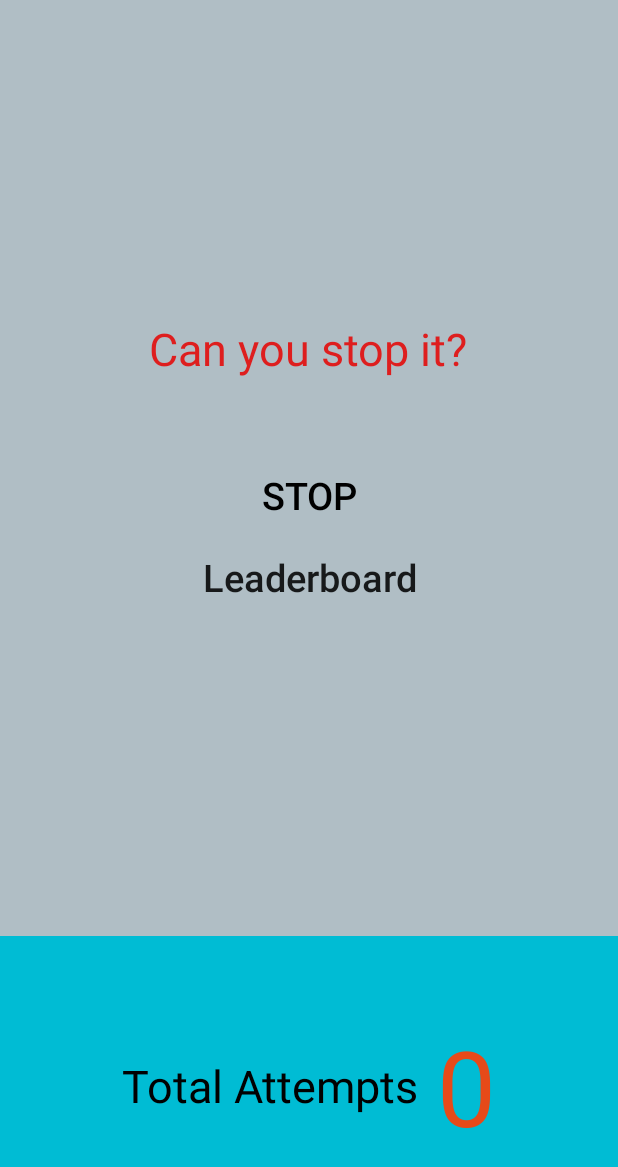
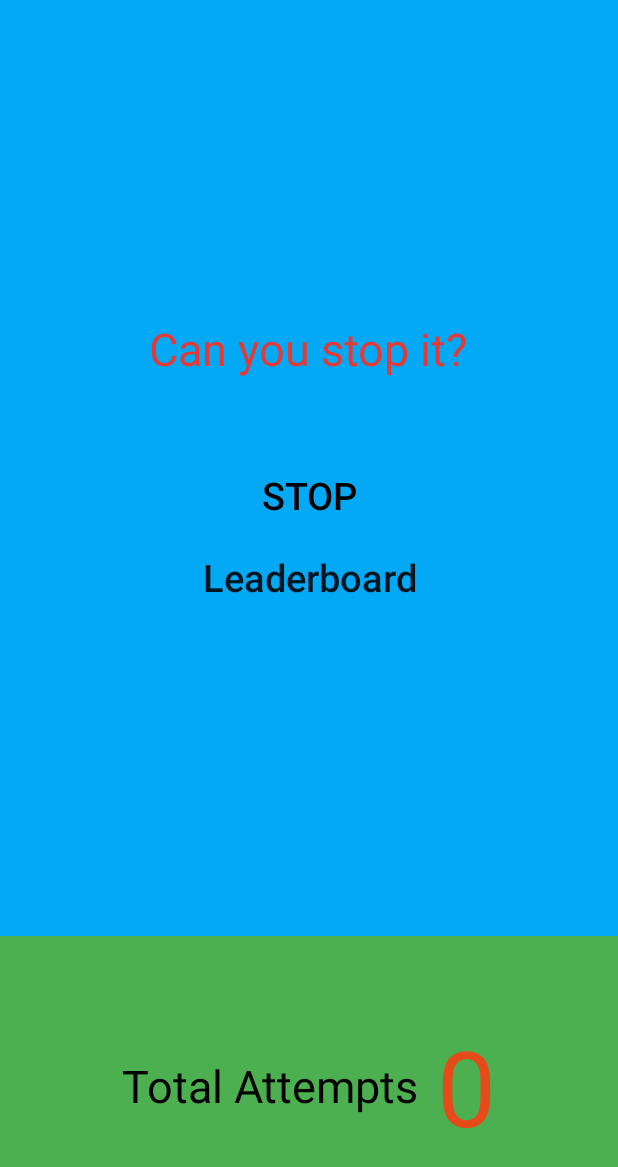
Before and after one commit to chuckglobal/Stop-Game, an Android app: the screen it shows after launch (StartMenu), on a phone screen of 412 x 824 dp. Shown: the top 1167 px of the screen. Run offline under Robolectric (Android 15) with nearby library versions, the phone set to English and light mode, and no system bars.

Commit message:
color change and rotation fix

```diff
--- a/app/build.gradle
+++ b/app/build.gradle
@@ -8,8 +8,8 @@ android {
         applicationId "com.awesome.scott.stop"
         minSdkVersion 15
         targetSdkVersion 22
-        versionCode 12
-        versionName "2.4"
+        versionCode 13
+        versionName "2.5"
     }
     buildTypes {
         release {
--- a/app/src/main/res/drawable/button_round_green.xml
+++ b/app/src/main/res/drawable/button_round_green.xml
@@ -3,5 +3,6 @@
     android:shape="rectangle" android:padding="10dp">
     <!-- you can use any color you want I used here gray color-->
     <solid android:color="#00B223"/>
+    <stroke android:width="1dp"/>
     <corners android:radius="50dp"/>
 </shape>
--- a/app/src/main/res/drawable/button_round_red.xml
+++ b/app/src/main/res/drawable/button_round_red.xml
@@ -3,6 +3,9 @@
 <shape xmlns:android="http://schemas.android.com/apk/res/android"
 android:shape="rectangle" android:padding="10dp">
 <!-- you can use any color you want I used here gray color-->
-<solid android:color="#F44336"/>
+<solid android:color="#E53935"/>
 <corners android:radius="10dp"/>
+<stroke android:width="2dp">
+
+</stroke>
 </shape>
--- a/app/src/main/res/layout/activity_custom_level.xml
+++ b/app/src/main/res/layout/activity_custom_level.xml
@@ -7,7 +7,7 @@
     tools:context="com.awesome.scott.stop.CustomLevel"
     android:orientation="vertical"
     android:gravity="center"
-    android:background="#B0BEC5">
+    android:background="@color/appBackgroundColor">
 
     <LinearLayout
         android:layout_width="match_parent"
--- a/app/src/main/res/layout/activity_custom_stop_level.xml
+++ b/app/src/main/res/layout/activity_custom_stop_level.xml
@@ -11,7 +11,7 @@
     android:gravity="center"
 
     tools:context="com.awesome.scott.stop.CustomStopLevel"
-    android:background="#B0BEC5">
+    android:background="@color/appBackgroundColor">
     <TextView
         android:layout_width="wrap_content"
         android:layout_height="wrap_content"
@@ -38,7 +38,7 @@
         android:layout_width="wrap_content"
         android:layout_height="wrap_content"
         android:text="Slower"
-        android:textColor="#ff77ff75" />
+        android:textColor="#1B5E20" />
 
     <TextView
         android:layout_width="wrap_content"
--- a/app/src/main/res/layout/activity_double_counter.xml
+++ b/app/src/main/res/layout/activity_double_counter.xml
@@ -6,7 +6,7 @@
     android:orientation="vertical"
     android:gravity="center"
     tools:context="com.awesome.scott.stop.DoubleCounterActivity"
-    android:background="#B0BEC5">
+    android:background="@color/appBackgroundColor">
     <LinearLayout
         android:layout_width="match_parent"
         android:layout_height="wrap_content"
--- a/app/src/main/res/layout/activity_level_selector.xml
+++ b/app/src/main/res/layout/activity_level_selector.xml
@@ -7,7 +7,7 @@
     android:orientation="vertical"
     android:gravity="center"
     tools:context="com.awesome.scott.stop.LevelSelector"
-    android:background="#B0BEC5"
+    android:background="@color/appBackgroundColor"
     android:id="@+id/level_selector">
 
     <TextView
@@ -15,7 +15,7 @@
         android:layout_height="wrap_content"
         android:text="Select a Level"
         android:textSize="30sp"
-        android:textColor="#DE1E1E"
+        android:textColor="#E53935"
         android:layout_marginBottom="30dp"
         android:typeface="monospace"
         android:textStyle="bold"/>
--- a/app/src/main/res/layout/activity_main.xml
+++ b/app/src/main/res/layout/activity_main.xml
@@ -11,7 +11,7 @@
     android:id="@+id/activity_main_view"
 
     tools:context=".MainActivity"
-    android:background="#B0BEC5">
+    android:background="@color/appBackgroundColor">
 
     <LinearLayout
         android:layout_width="match_parent"
--- a/app/src/main/res/layout/activity_start_menu.xml
+++ b/app/src/main/res/layout/activity_start_menu.xml
@@ -7,7 +7,7 @@
 
     android:gravity="center"
     tools:context="com.awesome.scott.stop.StartMenu"
-    android:background="#ffbdbdbd"
+    android:background="@color/appBackgroundColor"
     android:id="@+id/start_menu">
 
     <LinearLayout
@@ -16,7 +16,7 @@
         android:orientation="vertical"
         android:gravity="center"
         android:layout_weight="4"
-        android:background="#B0BEC5">
+        android:background="@color/appBackgroundColor">
 
     <TextView
         android:layout_width="wrap_content"
@@ -24,7 +24,7 @@
         android:text="@string/Menu_Title"
 
         android:textSize="30sp"
-        android:textColor="#DE1E1E"
+        android:textColor="#E53935"
         android:layout_marginBottom="50dp"/>
 
     <Button
@@ -58,7 +58,7 @@
         android:layout_height="wrap_content"
         android:layout_weight="1"
         android:gravity="center"
-        android:background="#00BCD4">
+        android:background="#4CAF50">
 
         <TextView
             android:layout_width="200dp"
--- /dev/null
+++ b/app/src/main/res/values/colors.xml
@@ -0,0 +1,5 @@
+<?xml version="1.0" encoding="utf-8"?>
+<resources>
+
+    <item name="appBackgroundColor" type="color">#03a9f4</item>
+</resources>
```
Also changed, not shown: app/src/main/AndroidManifest.xml (+15 -7 lines), app/src/main/java/com/awesome/scott/stop/MainActivity.java (+8 -2 lines).
